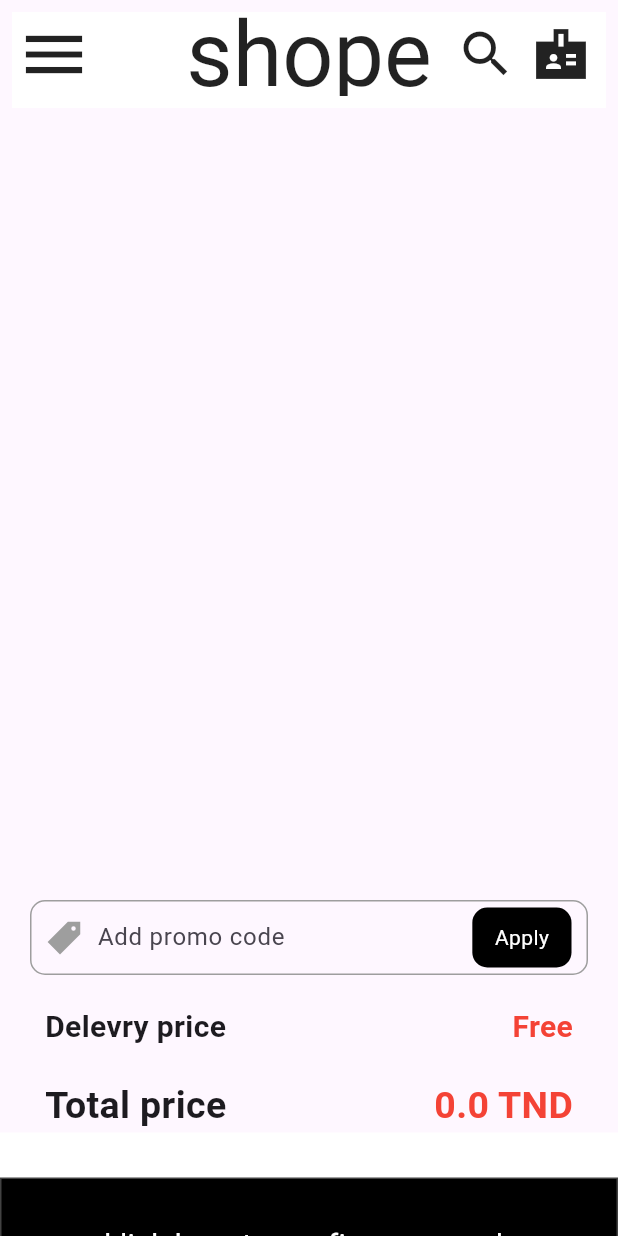
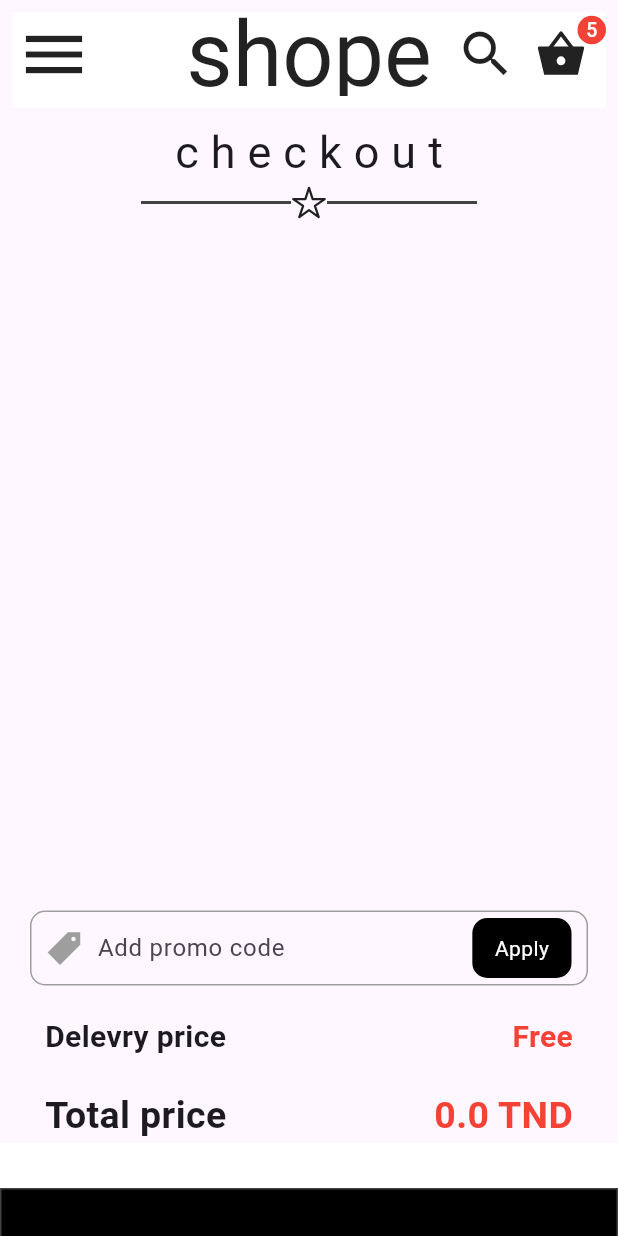
Before and after one commit to AdemGharsalli01/shop, a Flutter app: the Checkout screen opened directly with empty values, on a phone screen of 412 x 824 dp. Run offline on Flutter 3.47's test engine with Material 3 defaults, Android fonts, the phone set to English and light mode, and no system bars; our stand-ins replace gap, ionicons.

Commit message:
add place order screen and adress screen

```diff
--- a/analysis_options.yaml
+++ b/analysis_options.yaml
@@ -10,6 +10,7 @@
 analyzer:
   errors:
     non_constant_identifier_names: ignore
+    file_names: ignore
 include: package:flutter_lints/flutter.yaml
 
 linter:
--- a/lib/componment/app_bar.dart
+++ b/lib/componment/app_bar.dart
@@ -2,26 +2,44 @@
 
 import 'package:flutter/material.dart';
 import 'package:gap/gap.dart';
+import 'package:ionicons/ionicons.dart';
 import 'package:shop/medels/product.dart';
 import 'package:shop/screens/checkout.dart';
 import 'package:shop/share/app_colors.dart';
 
 // nzid implements PreferredSizeWidget bech nejm nesta3ml el fichier ka app bar
-class costom_App_bar extends StatelessWidget implements PreferredSizeWidget {
+class costom_App_bar extends StatefulWidget implements PreferredSizeWidget {
   // constructor bech na3ti valeur lel variable isblackk eli jeya ml home
-  const costom_App_bar({super.key, required this.isBlackk,required this.cards});
-  // ne5ou el variable isblackk
+  const costom_App_bar({
+    super.key,
+    required this.isBlackk,
+    required this.cards,
+  });
+  // ne5ou el  isblackk w cards
   final bool isBlackk;
   final List<Product> cards;
+
+  @override
+  State<costom_App_bar> createState() => _costom_App_barState();
   // ne3mlou override lel preferred size bech n7otou taille mta3 el app bar
+
   @override
   Size get preferredSize => const Size.fromHeight(80);
+}
+int calculateSum(List<Product> cards){
+  int sum = 0;
+  for(int i=0;i<cards.length;i++){
+    sum+=cards[i].qty* (cards[i].price as int);
+  }
+  return sum;
+}
+class _costom_App_barState extends State<costom_App_bar> {
 
   @override
   Widget build(BuildContext context) {
     // ndeclari variable n7ot fiha el value eli jeya ml home
-    bool isBlack = isBlackk;
-    final List<Product> cards = this.cards;
+    bool isBlack = widget.isBlackk;
+    final List<Product> cards = widget.cards;
     return Padding(
       padding: const EdgeInsets.all(8.0),
       child: AppBar(
@@ -56,6 +74,37 @@ class costom_App_bar extends StatelessWidget implements PreferredSizeWidget {
           Gap(10),
           GestureDetector(
             onTap:(){
+              setState(() {
+
+              Navigator.push(
+                context,
+                MaterialPageRoute(
+                  builder: (context) => Checkout(element: cards),
+                ),
+              );
+              });
+
+
+            },
+
+            child: Badge(
+              backgroundColor: Colors.red,
+              label: Text(5.toString(),
+
+
+                style: TextStyle(fontSize: 13),
+              ),
+
+              largeSize: 13,
+              // ignore: deprecated_member_use
+              child:Icon(Ionicons.basket_sharp,color: isBlack == true
+                    ? app_colors.secondarycolor
+                    : app_colors.primarycolor,
+                size: 40,),
+            ),
+          ),
+          /* GestureDetector(
+            onTap:(){
               Navigator.push(
                 context,
                 MaterialPageRoute(
@@ -71,7 +120,7 @@ class costom_App_bar extends StatelessWidget implements PreferredSizeWidget {
                   : app_colors.primarycolor,
               size: 40,
             ),
-          ),
+          ), */
           Gap(10),
         ],
       ),
--- a/lib/componment/custumer button.dart
+++ b/lib/componment/custumer button.dart
@@ -1,10 +1,16 @@
+// ignore_for_file: camel_case_types
+
 import 'package:flutter/material.dart';
+import 'package:shop/medels/product.dart';
+import 'package:shop/screens/place_order.dart';
 import 'package:shop/share/app_colors.dart';
 
 // nzid implements PreferredSizeWidget bech nejm nesta3ml el fichier ka app bar
 class Custumer_button extends StatelessWidget implements PreferredSizeWidget {
-  const Custumer_button({super.key,required this.event});
+  const Custumer_button({super.key,required this.event,required this.element,required this.adress,});
   final String event;
+  final List adress;
+  final List<Product> element;
 
   // ne3mlou override lel preferred size bech n7otou taille mta3 el app bar
   @override
@@ -13,6 +19,7 @@ class Custumer_button extends StatelessWidget implements PreferredSizeWidget {
   @override
   Widget build(BuildContext context) {
     String event=this.event;
+    final List<Product> element=this.element;
     return Container(
       decoration: BoxDecoration(color: app_colors.secondarycolor),
 
@@ -20,9 +27,13 @@ class Custumer_button extends StatelessWidget implements PreferredSizeWidget {
         children: [
           GestureDetector(
             onTap: () {
+
               if(event =="confirm order"){
                 //nab3thou el lista mte3na l place order screen
+                Navigator.push(context, MaterialPageRoute(builder: (context)=>PlaceOrder(element:element)));
               }
+
+
 
             },
             child: Container(
@@ -33,7 +44,7 @@ class Custumer_button extends StatelessWidget implements PreferredSizeWidget {
               ),
               height: 90,
               width: double.infinity,
-              child: Center(child: Text( event=="confirm order"? "cklick here to confirm your order":"place order",style: TextStyle(color: Colors.white,fontSize: 20),)),
+              child: Center(child: Text( event=="confirm order"? "cklick here to confirm your order".toUpperCase():event=="place order"?"place order".toUpperCase():"add adress".toUpperCase(),style: TextStyle(color: Colors.white,fontSize: 20),)),
             ),
           ),
         ],
--- a/lib/screens/checkout.dart
+++ b/lib/screens/checkout.dart
@@ -19,7 +19,6 @@ class _CheckoutState extends State<Checkout> {
   Widget build(BuildContext context) {
     final List<Product> element = widget.element;
 
-    bool discount = true;
     double totalPrice = (element.fold(
       0.0,
       (previousValue, element) =>
@@ -27,12 +26,33 @@ class _CheckoutState extends State<Checkout> {
     ));
 
     return Scaffold(
-      appBar: costom_App_bar(isBlackk: false, cards: []),
+      appBar: costom_App_bar(isBlackk: false, cards: element),
+
       body: Column(
         children: [
+          // header decoration
+          Text("checkout", style: TextStyle(fontSize: 30, letterSpacing: 8)),
+
+          Row(
+            mainAxisAlignment: MainAxisAlignment.center,
+            children: [
+              Container(
+                decoration: BoxDecoration(
+                  border: Border.all(color: Colors.grey.shade800),
+                ),
+                height: 2,
+                width: 100,
+              ),
+              Icon(Ionicons.star_outline),
+              Container(
+                decoration: BoxDecoration(border:Border.all(color: Colors.grey.shade800,)),
+                height: 2,width:100),
+            ],
+          ),
+          Gap(10),
           // products selected
           SizedBox(
-            height: 500,
+            height: 430,
             child: ListView.builder(
               itemCount: element.length,
               itemBuilder: (context, i) {
@@ -149,11 +169,7 @@ class _CheckoutState extends State<Checkout> {
                   ),
                 ),
                 GestureDetector(
-
                   onTap: () {
-
-
-
                     /* if (discount ==true) {
                       for (var dsct in element) {
                         dsct.price = (double.parse(dsct.price) * 0.9)
@@ -163,10 +179,6 @@ class _CheckoutState extends State<Checkout> {
                       discount = false;
                       setState(() {});
                     }  */
-
-
-
-
                   },
                   child: Container(
                     decoration: BoxDecoration(
@@ -232,7 +244,7 @@ class _CheckoutState extends State<Checkout> {
           //spacer
           Spacer(),
           // botton
-          Custumer_button(event: "confirm order",),
+          Custumer_button(event: "confirm order", element: element, adress: [],),
         ],
       ),
     );
```
Also changed, not shown: lib/componment/text_field_costmer.dart (added, +24 -0 lines), lib/screens/adress_details.dart (added, +171 -0 lines), lib/screens/home.dart (+5 -2 lines), lib/screens/place_order.dart (added, +362 -0 lines).
